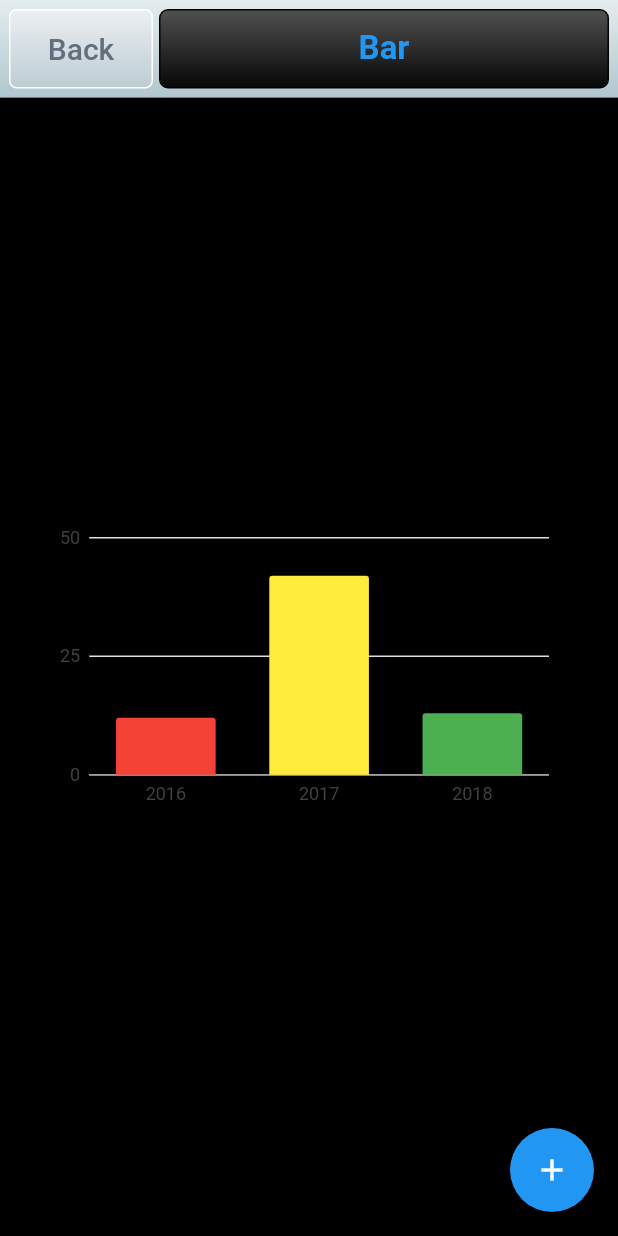
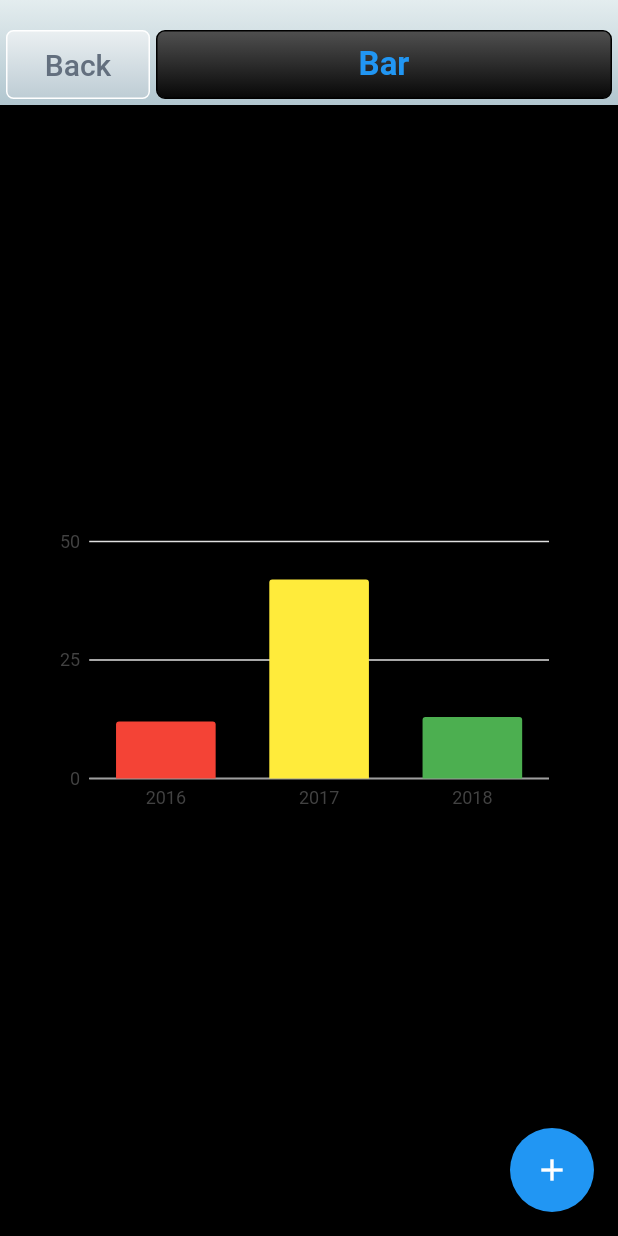
Before and after one commit to mikolajdebowski/techViz, a Flutter app: the VizBarChart screen opened directly, on a phone screen of 412 x 824 dp. Run offline on Flutter 3.47's test engine with Material 2 defaults, Android fonts, the phone set to English and light mode, and no system bars; our stand-ins replace charts_flutter, event_bus, shared_preferences, sqflite; missing offline and left inert: dart_amqp, validator, vizexplorer_mobile_common; accounts and stored records are empty; Roboto replaces fonts that are missing (Poppins).

Commit message:
ActionBar height/padding fix

```diff
--- a/lib/components/vizActionBar.dart
+++ b/lib/components/vizActionBar.dart
@@ -11,7 +11,7 @@ class ActionBar extends StatefulWidget implements PreferredSizeWidget {
       this.titleColor = const Color(0xFF0073C1),
       this.isRoot = false});
 
-  final double barHeight = 65.0;
+  final double barHeight = 70.0;
   final Widget tailWidget;
   final Widget leadingWidget;
   final List<Widget> centralWidgets;
@@ -86,7 +86,7 @@ class _ActionBarState extends State<ActionBar> {
 
     var container = Container(
       height: widget.barHeight,
-      padding: const EdgeInsets.all(4.0),
+      padding: const EdgeInsets.only(left: 2.0, bottom: 2.0, right: 2.0, top: 18.0),
       decoration: boxDecoration,
       child: Row(
         children: children,
--- a/lib/home.dart
+++ b/lib/home.dart
@@ -168,6 +168,7 @@ class _HomeState extends State<Home> {
     var actionBarCentralWidgets = <Widget>[statusWidgetBtn, zonesWidgetBtn, notificationWidgetBtn, searchIconWidget];
 
     return Scaffold(
+
       backgroundColor: Colors.black,
       appBar: ActionBar(title: 'TechViz', leadingWidget: leadingMenuButton, centralWidgets: actionBarCentralWidgets, isRoot: true),
       body: AttendantHome(), // This trailing comma makes auto-formatting nicer for build methods.
```
